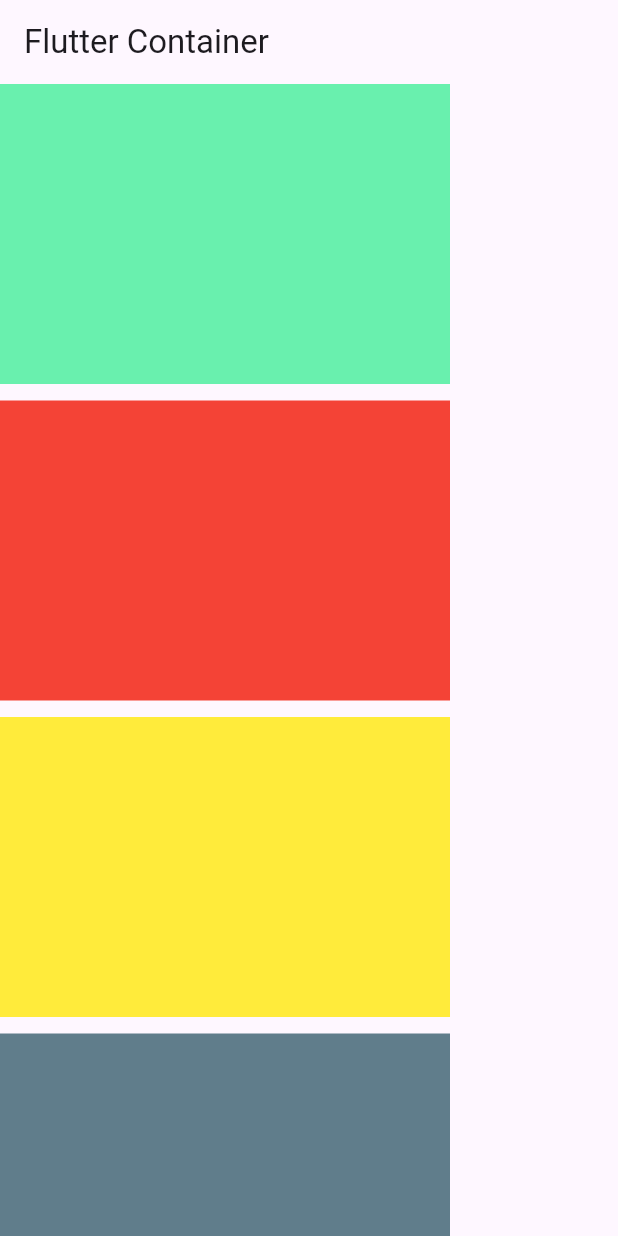
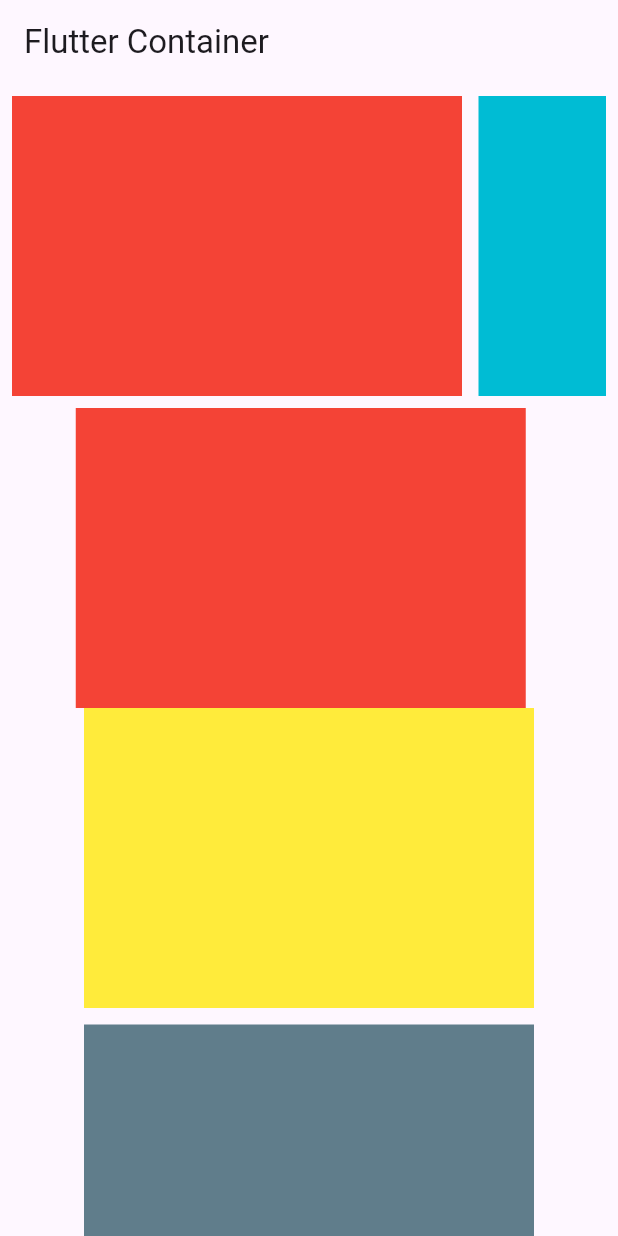
Before and after one commit to sup0808/Flutter_firstapp, a Flutter app: the screen it shows after launch, on a phone screen of 412 x 824 dp. Run offline on Flutter 3.47's test engine with Material 3 defaults, Android fonts, the light colour scheme and no system bars.

Commit message:
SingleChildScrollView in horizontal direction

```diff
--- a/lib/main.dart
+++ b/lib/main.dart
@@ -43,17 +43,52 @@
       body: SingleChildScrollView(
         child: Column(
           children: [
-            Container(
-              height: 200,
-              width: 300,
-              color: Colors.greenAccent,
-              margin: EdgeInsets.only(bottom: 11),
+            Padding(
+              padding: const EdgeInsets.all(8.0),
+              child: SingleChildScrollView(
+                scrollDirection: Axis.horizontal,
+                child: Row(
+                children: [
+                  Container(
+                    height: 200,
+                    width: 300,
+                    color: Colors.red,
+                    margin: EdgeInsets.only(right: 11),
+                  ),
+                  Container(
+                    height: 200,
+                    width: 300,
+                    color: Colors.cyan,
+                    margin: EdgeInsets.only(right: 11),
+                  ),
+                  Container(
+                    height: 200,
+                    width: 300,
+                    color: Colors.brown,
+                    margin: EdgeInsets.only(right: 11),
+                  ),
+                  Container(
+                    height: 200,
+                    width: 300,
+                    color: Colors.redAccent,
+                    margin: EdgeInsets.only(right: 11),
+                  ),
+                  Container(
+                    height: 200,
+                    width: 300,
+                    color: Colors.greenAccent,
+                    margin: EdgeInsets.only(right: 11),
+                  ),
+                ],
+
+                ),
+              ),
             ),
             Container(
               height: 200,
               width: 300,
               color: Colors.red,
-              margin: EdgeInsets.only(bottom: 11),
+              margin: EdgeInsets.only(right: 11),
             ),
             Container(
               height: 200,
```
